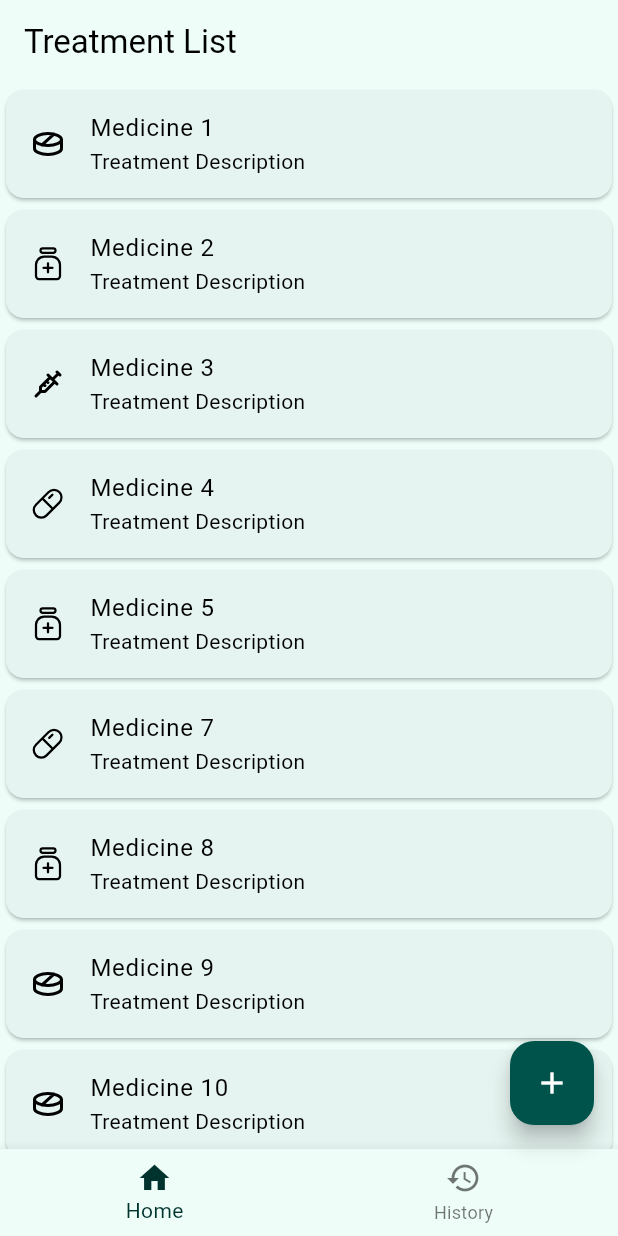
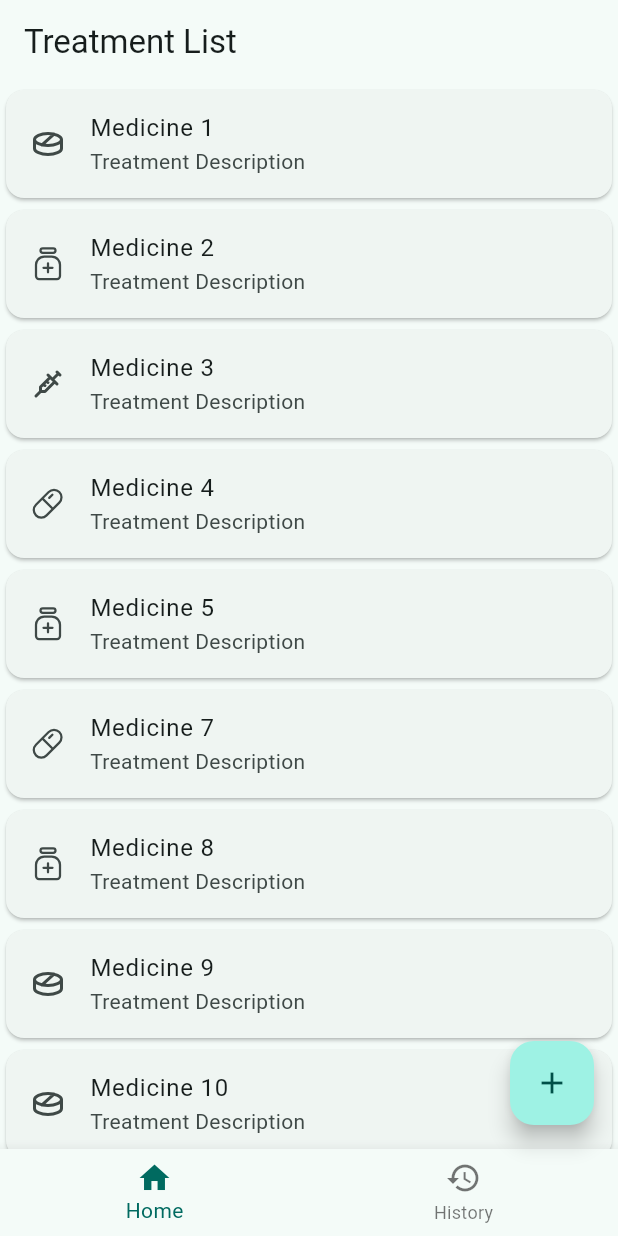
Before and after one commit to Ali-Hassanii/medicine_reminder, a Flutter app: the screen it shows after launch, on a phone screen of 412 x 824 dp. Run offline on Flutter 3.47's test engine with Material 3 defaults, Android fonts, the phone set to English and light mode, and no system bars; our stand-ins replace bloc, equatable, flutter_bloc, flutter_svg, numberpicker.

```diff
--- a/lib/app.dart
+++ b/lib/app.dart
@@ -1,6 +1,5 @@
 import 'package:flutter/material.dart';
 import 'features/treatment/view/treatment_list_page.dart';
-import 'features/add_treatment/add_treatment.dart';
 
 class App extends StatelessWidget {
   const App({super.key});
@@ -10,8 +9,7 @@ class App extends StatelessWidget {
     return MaterialApp(
       title: "Medicine Reminder",
       theme: _appTheme,
-      routes: _routes,
-      initialRoute: "treatmentListPage",
+      home: const TreatmentListPage(),
     );
   }
 
@@ -20,18 +18,8 @@ class App extends StatelessWidget {
     return ThemeData.from(
       useMaterial3: true,
       colorScheme: ColorScheme.fromSeed(
-        dynamicSchemeVariant: DynamicSchemeVariant.vibrant,
-        contrastLevel: 1,
         seedColor: Colors.teal,
       ),
     );
   }
-
-  // ! Add Routes Here
-  Map<String, WidgetBuilder> get _routes {
-    return {
-      "treatmentListPage": (context) => TreatmentListPage(),
-      "addTreatmentPage": (context) => AddTreatmentPage(),
-    };
-  }
 }
```
